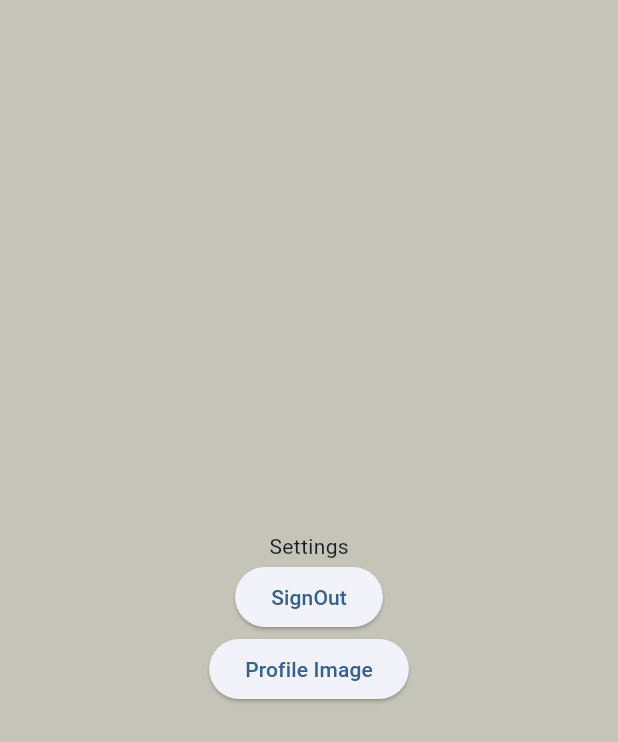
After one commit to kushalchh07/MinimalChatAppUsingFlutter, a Flutter app: the Settings screen opened directly, on a phone screen of 412 x 824 dp. The commit adds this screen. Shown: the top 742 px of the screen. Run offline on Flutter 3.47's test engine with Material 3 defaults, Android fonts, the phone set to English and light mode, and no system bars; our stand-ins replace bloc, cloud_firestore, equatable, firebase_auth, firebase_core, firebase_storage and 7 more; accounts and stored records are empty.

Commit message:
Feat: Added profile Image Uploader function.

```diff
--- /dev/null
+++ b/lib/Bloc/profileImagebloc/profile_image_bloc.dart
@@ -0,0 +1,67 @@
+import 'dart:io';
+import 'dart:developer';
+import 'package:firebase_auth/firebase_auth.dart';
+import 'package:flutter_bloc/flutter_bloc.dart';
+import 'package:cloud_firestore/cloud_firestore.dart';
+import 'package:firebase_storage/firebase_storage.dart';
+import 'package:image_picker/image_picker.dart';
+import 'profile_image_event.dart';
+import 'profile_image_state.dart';
+
+class ProfileImageBloc extends Bloc<ProfileImageEvent, ProfileImageState> {
+  final FirebaseStorage _storage;
+  final FirebaseFirestore _firestore;
+  final ImagePicker _picker;
+
+  ProfileImageBloc(this._storage, this._firestore, this._picker)
+      : super(ProfileImageInitial()) {
+    on<PickProfileImage>(_onPickProfileImage);
+    on<UploadProfileImage>(_onUploadProfileImage);
+    on<LoadProfileImages>(_onLoadProfileImages);
+  }
+
+  Future<void> _onPickProfileImage(
+      PickProfileImage event, Emitter<ProfileImageState> emit) async {
+    final pickedFile = await _picker.pickImage(source: ImageSource.gallery);
+    if (pickedFile != null) {
+      emit(ProfileImagePicked(File(pickedFile.path)));
+    } else {
+      emit(ProfileImageLoadFailure('No image selected.'));
+    }
+  }
+
+  Future<void> _onUploadProfileImage(
+      UploadProfileImage event, Emitter<ProfileImageState> emit) async {
+    emit(ProfileImageUploading());
+    try {
+      User? user = FirebaseAuth.instance.currentUser!;
+      String userId = user.uid; // Replace with the actual user ID
+      String fileName = 'profile_images/$userId.png';
+      TaskSnapshot snapshot =
+          await _storage.ref().child(fileName).putFile(event.image);
+      String downloadUrl = await snapshot.ref.getDownloadURL();
+      await _firestore
+          .collection('users')
+          .doc(userId)
+          .update({'profileImageUrl': downloadUrl});
+      log(user.uid);
+      emit(ProfileImageUploaded());
+      add(LoadProfileImages()); // Trigger loading of images after upload
+    } catch (e) {
+      emit(ProfileImageLoadFailure(e.toString()));
+    }
+  }
+
+  Future<void> _onLoadProfileImages(
+      LoadProfileImages event, Emitter<ProfileImageState> emit) async {
+    try {
+      QuerySnapshot querySnapshot = await _firestore.collection('users').get();
+      List<String> profileImageUrls = querySnapshot.docs
+          .map((doc) => doc['profileImageUrl'] as String)
+          .toList();
+      emit(ProfileImagesLoaded(profileImageUrls));
+    } catch (e) {
+      emit(ProfileImageLoadFailure(e.toString()));
+    }
+  }
+}
--- /dev/null
+++ b/lib/Bloc/profileImagebloc/profile_image_event.dart
@@ -0,0 +1,20 @@
+import 'dart:io';
+import 'package:equatable/equatable.dart';
+
+abstract class ProfileImageEvent extends Equatable {
+  @override
+  List<Object?> get props => [];
+}
+
+class PickProfileImage extends ProfileImageEvent {}
+
+class UploadProfileImage extends ProfileImageEvent {
+  final File image;
+
+  UploadProfileImage(this.image);
+
+  @override
+  List<Object?> get props => [image];
+}
+
+class LoadProfileImages extends ProfileImageEvent {}
--- /dev/null
+++ b/lib/Bloc/profileImagebloc/profile_image_state.dart
@@ -0,0 +1,41 @@
+import 'dart:io';
+
+import 'package:equatable/equatable.dart';
+
+abstract class ProfileImageState extends Equatable {
+  @override
+  List<Object?> get props => [];
+}
+
+class ProfileImageInitial extends ProfileImageState {}
+
+class ProfileImagePicked extends ProfileImageState {
+  final File image;
+
+  ProfileImagePicked(this.image);
+
+  @override
+  List<Object?> get props => [image];
+}
+
+class ProfileImageUploading extends ProfileImageState {}
+
+class ProfileImageUploaded extends ProfileImageState {}
+
+class ProfileImageLoadFailure extends ProfileImageState {
+  final String error;
+
+  ProfileImageLoadFailure(this.error);
+
+  @override
+  List<Object?> get props => [error];
+}
+
+class ProfileImagesLoaded extends ProfileImageState {
+  final List<String> profileImageUrls;
+
+  ProfileImagesLoaded(this.profileImageUrls);
+
+  @override
+  List<Object?> get props => [profileImageUrls];
+}
--- /dev/null
+++ b/lib/pages/screen/settings.dart
@@ -0,0 +1,51 @@
+import 'package:chat_app/constants/colors/colors.dart';
+import 'package:chat_app/pages/Login&signUp/sign_inpage.dart';
+import 'package:chat_app/pages/screen/profile_image_screen.dart';
+import 'package:flutter/cupertino.dart';
+import 'package:flutter/material.dart';
+import 'package:get/get.dart';
+import 'package:get/get_core/src/get_main.dart';
+
+import '../../constants/Sharedpreferences/sharedpreferences.dart';
+import '../../services/auth_services.dart';
+
+class Settings extends StatefulWidget {
+  const Settings({super.key});
+
+  @override
+  State<Settings> createState() => SettingsState();
+}
+
+void signOut() {
+  AuthService.logout();
+  saveStatus(false);
+  Get.offAll(() => SignIn());
+}
+
+class SettingsState extends State<Settings> {
+  @override
+  Widget build(BuildContext context) {
+    return Scaffold(
+      body: Container(
+        height: Get.height,
+        width: Get.width,
+        color: appBackgroundColor,
+        child: Center(
+          child: Column(
+            crossAxisAlignment: CrossAxisAlignment.center,
+            mainAxisAlignment: MainAxisAlignment.center,
+            children: [
+              Text("Settings"),
+              ElevatedButton(onPressed: signOut, child: Text("SignOut")),
+              ElevatedButton(
+                  onPressed: () {
+                    Get.to(() => ProfileImageScreen());
+                  },
+                  child: Text("Profile Image")),
+            ],
+          ),
+        ),
+      ),
+    );
+  }
+}
```
Also changed, not shown: lib/main.dart (+9 -2 lines), lib/pages/screen/profile_image_screen.dart (added, +88 -0 lines).
